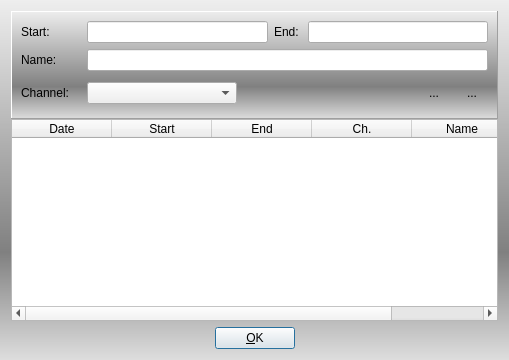
This is vlc-record/ctimerrec.ui in code-google-com/vlc-record as Qt 5 draws it before an edit. The edited form follows.
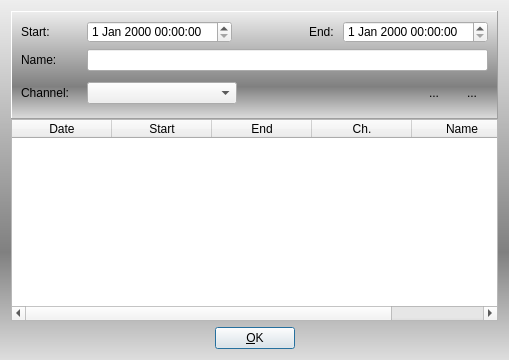
This is the edited form. Icons and pictures are not drawn.

Patch:
```diff
--- a/vlc-record/ctimerrec.ui
+++ b/vlc-record/ctimerrec.ui
@@ -52,7 +52,20 @@
          </widget>
         </item>
         <item>
-         <widget class="QLineEdit" name="edtStart"/>
+         <widget class="QDateTimeEdit" name="dtEdtStart"/>
+        </item>
+        <item>
+         <spacer name="horizontalSpacer_4">
+          <property name="orientation">
+           <enum>Qt::Horizontal</enum>
+          </property>
+          <property name="sizeHint" stdset="0">
+           <size>
+            <width>40</width>
+            <height>20</height>
+           </size>
+          </property>
+         </spacer>
         </item>
         <item>
          <widget class="QLabel" name="labEnd">
@@ -62,7 +75,7 @@
          </widget>
         </item>
         <item>
-         <widget class="QLineEdit" name="edtEnd"/>
+         <widget class="QDateTimeEdit" name="dtEdtEnd"/>
         </item>
        </layout>
       </item>
```
Left out of the diff: 6 changed lines with no effect on the pictures.
